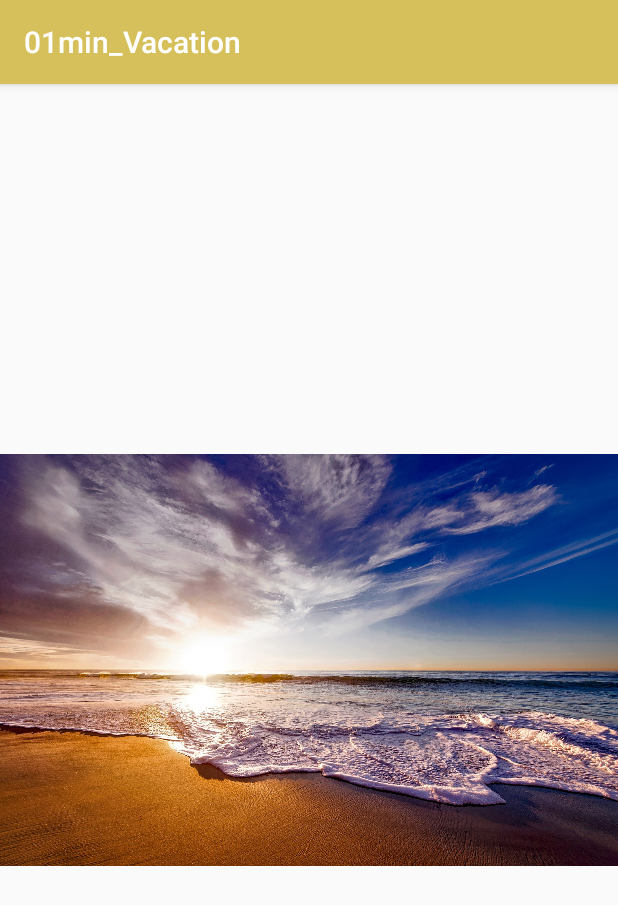
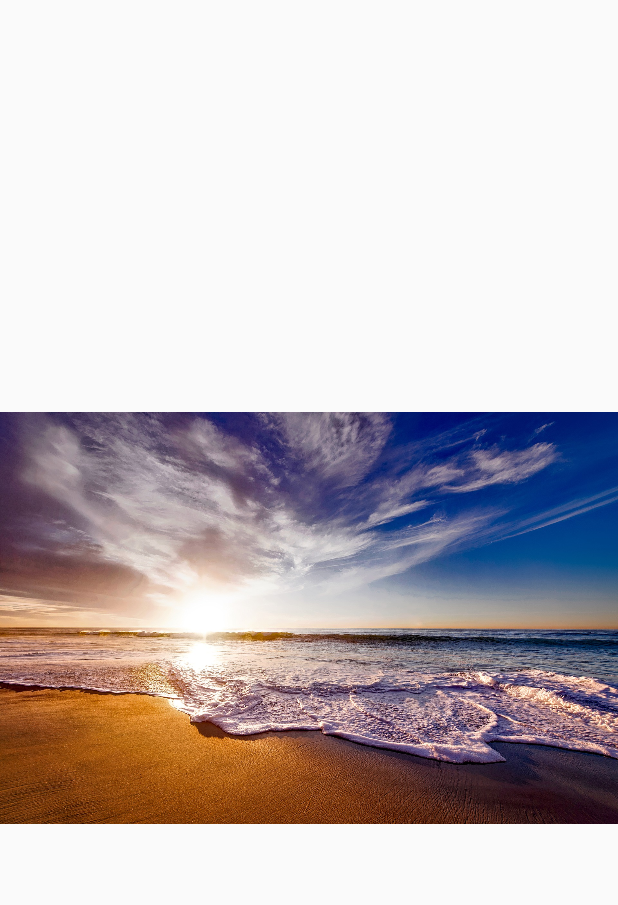
Before and after one commit to RobertFitzko/01min_Vacation, an Android app: the ShowActivity screen opened directly, with no data from a screen before it, on a phone screen of 412 x 824 dp. Shown: the top 905 px of the screen. Run offline under Robolectric (Android 15) with nearby library versions, the phone set to English and light mode, and no system bars.

Commit message:
mediaplayer and minor change to theme in show-activity

```diff
--- a/app/src/main/AndroidManifest.xml
+++ b/app/src/main/AndroidManifest.xml
@@ -26,7 +26,9 @@
                 <category android:name="android.intent.category.LAUNCHER" />
             </intent-filter>
         </activity>
-        <activity android:name=".ShowActivity"></activity>
+        <activity android:name=".ShowActivity"
+            android:theme="@style/Theme.AppCompat.DayNight.NoActionBar">
+        </activity>
         <activity android:name=".CreateActivity"></activity>
     </application>
 
--- a/app/src/main/java/fhku/a01min_vacation/ShowActivity.java
+++ b/app/src/main/java/fhku/a01min_vacation/ShowActivity.java
@@ -1,6 +1,8 @@
 package fhku.a01min_vacation;
 
 
+import android.media.AudioManager;
+import android.media.MediaPlayer;
 import android.support.v7.app.AppCompatActivity;
 import android.os.Bundle;
 import android.view.animation.Animation;
@@ -11,6 +13,7 @@ import android.widget.ViewFlipper;
 public class ShowActivity extends AppCompatActivity {
 
      ViewFlipper viewFlipper;
+     MediaPlayer mMediaPlayer;
 
     @Override
     protected void onCreate(Bundle savedInstanceState) {
@@ -20,7 +23,20 @@ public class ShowActivity extends AppCompatActivity {
         viewFlipper = (ViewFlipper) this.findViewById(R.id.viewflipper);
         viewFlipper.setFlipInterval(5000);
 
-
+        //Mediaplayer für Musik im Hintergrund, momentan mit fixer Musik
+        mMediaPlayer = new MediaPlayer();
+        mMediaPlayer = MediaPlayer.create(this, R.raw.song);
+        mMediaPlayer.setAudioStreamType(AudioManager.STREAM_MUSIC);
+        mMediaPlayer.setLooping(true);
+        mMediaPlayer.start();
 
     }
+
+    //damit die Musik endet wenn man die Activity verlässt
+@Override
+    public void onBackPressed(){
+        mMediaPlayer.stop();
+        finish();
+        return;
+    }
 }
```
Also changed, not shown: 2 other files.
